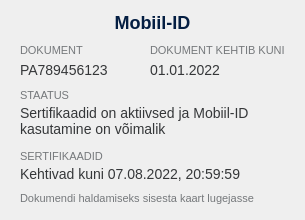
Before: the Qt Designer form client/widgets/OtherId.ui in open-eid/DigiDoc4-Client, drawn with Qt 5.
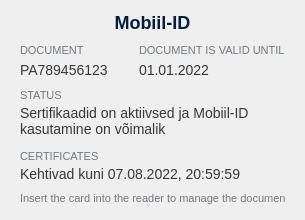
After: the same form once the commit is applied.

```diff
--- a/client/widgets/OtherId.ui
+++ b/client/widgets/OtherId.ui
@@ -171,7 +171,7 @@
          <string notr="true">color: #75787B; font-size: 11px;</string>
         </property>
         <property name="text">
-         <string>DOKUMENT</string>
+         <string>DOCUMENT</string>
         </property>
         <property name="alignment">
          <set>Qt::AlignLeading|Qt::AlignLeft|Qt::AlignTop</set>
@@ -196,7 +196,7 @@
          <string notr="true">color: #75787B; font-size: 11px;</string>
         </property>
         <property name="text">
-         <string>DOKUMENT KEHTIB KUNI</string>
+         <string>DOCUMENT IS VALID UNTIL</string>
         </property>
         <property name="alignment">
          <set>Qt::AlignLeading|Qt::AlignLeft|Qt::AlignTop</set>
@@ -301,7 +301,7 @@
          <string notr="true">color: #75787B; font-size: 11px;</string>
         </property>
         <property name="text">
-         <string>STAATUS</string>
+         <string>STATUS</string>
         </property>
         <property name="alignment">
          <set>Qt::AlignLeading|Qt::AlignLeft|Qt::AlignTop</set>
@@ -403,7 +403,7 @@
          <string notr="true">color: #75787B; font-size: 11px;</string>
         </property>
         <property name="text">
-         <string>SERTIFIKAADID</string>
+         <string>CERTIFICATES</string>
         </property>
         <property name="alignment">
          <set>Qt::AlignLeading|Qt::AlignLeft|Qt::AlignTop</set>
@@ -475,7 +475,7 @@
       <string notr="true">color: #75787B; font-size: 11px; border: none;</string>
      </property>
      <property name="text">
-      <string>Dokumendi haldamiseks sisesta kaart lugejasse</string>
+      <string>Insert the card into the reader to manage the document</string>
      </property>
      <property name="alignment">
       <set>Qt::AlignLeading|Qt::AlignLeft|Qt::AlignVCenter</set>
```
